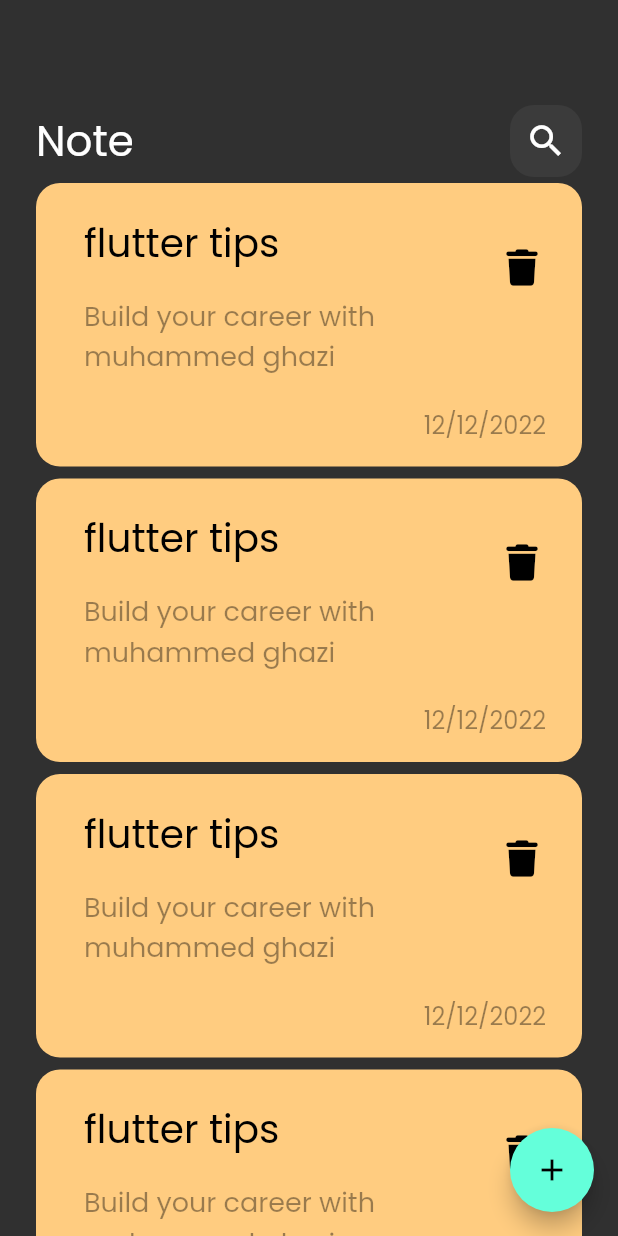
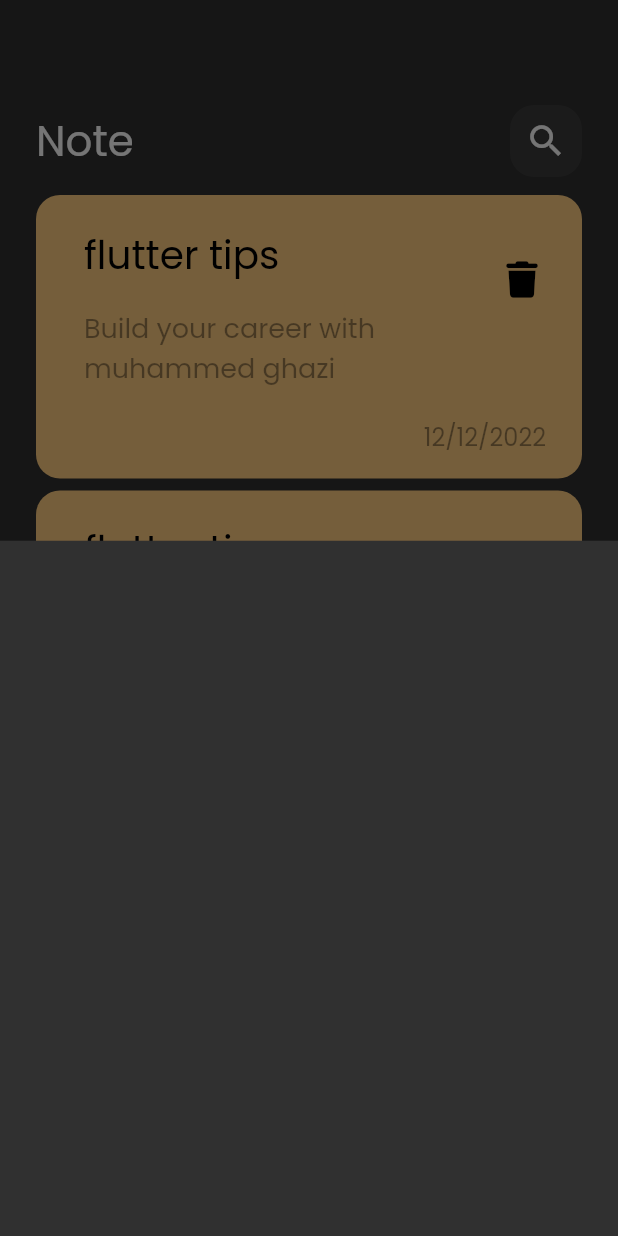
Before and after one commit to MuhammedGhazi/notes_app, a Flutter app: the screen it shows after launch, after a tap on the "add" icon, on a phone screen of 412 x 824 dp. Run offline on Flutter 3.47's test engine with Material 2 defaults, Android fonts, the phone set to English and light mode, and no system bars; our stand-ins replace font_awesome_flutter.

Commit message:
show modal bottom sheet

```diff
--- a/lib/views/notes_view.dart
+++ b/lib/views/notes_view.dart
@@ -1,5 +1,7 @@
 import 'package:flutter/material.dart';
 import 'package:notes_app/views/widgets/notes_view_body.dart';
+
+import 'widgets/add_note_bottom_sheet.dart';
 
 class NotesView extends StatelessWidget {
   const NotesView({super.key});
@@ -8,7 +10,14 @@ class NotesView extends StatelessWidget {
   Widget build(BuildContext context) {
     return Scaffold(
       floatingActionButton: FloatingActionButton(
-        onPressed: () {},
+        onPressed: () {
+          showModalBottomSheet(
+            context: context,
+            builder: (context) {
+              return const AddNoteBottomSheet();
+            },
+          );
+        },
         child: const Icon(Icons.add),
       ),
       body: const NotesViewBody(),
--- /dev/null
+++ b/lib/views/widgets/add_note_bottom_sheet.dart
@@ -0,0 +1,10 @@
+import 'package:flutter/material.dart';
+
+class AddNoteBottomSheet extends StatelessWidget {
+  const AddNoteBottomSheet({super.key});
+
+  @override
+  Widget build(BuildContext context) {
+    return Container();
+  }
+}
--- a/lib/views/widgets/notes_list_view.dart
+++ b/lib/views/widgets/notes_list_view.dart
@@ -7,13 +7,17 @@ class NoteListView extends StatelessWidget {
 
   @override
   Widget build(BuildContext context) {
-    return ListView.builder(
+    return Padding(
+      padding: const EdgeInsets.symmetric(vertical: 8),
+      child: ListView.builder(
+        padding: EdgeInsets.zero,
         itemBuilder: (context, index) {
           return const Padding(
             padding: EdgeInsets.symmetric(vertical: 4),
             child: NoteItem(),
           );
         },
+      ),
     );
   }
 }
```
Lines whose indentation alone changed are shown as unchanged.
